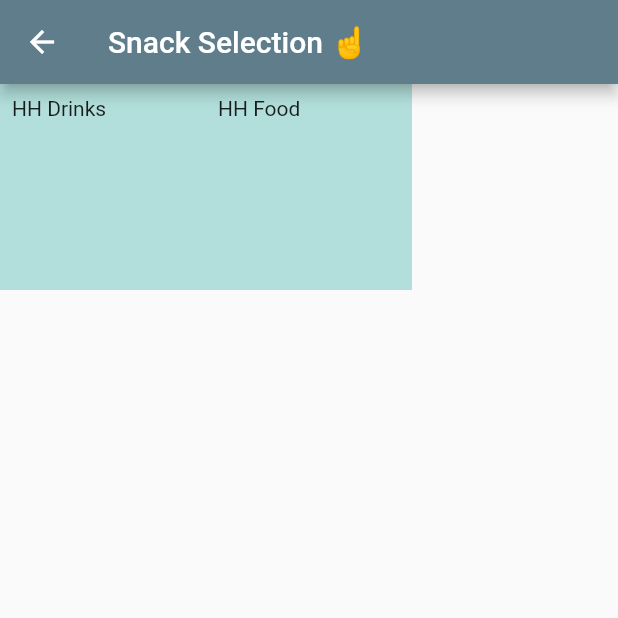
After one commit to Pierre81385/app_playground, a Flutter app: the Menu screen opened directly, on a phone screen of 412 x 824 dp, the top half of it. The commit adds this screen. Run offline on Flutter 3.47's test engine with Material 2 defaults, Android fonts, the phone set to English and light mode, and no system bars; our stand-ins replace cloud_firestore, firebase_auth, firebase_core; accounts and stored records are empty.

Commit message:
updated menu creation with classes to dynamically build menus

```diff
--- a/lib/main.dart
+++ b/lib/main.dart
@@ -1,9 +1,7 @@
-import 'package:app_playground/login.dart';
 import 'package:flutter/material.dart';
 import 'package:firebase_core/firebase_core.dart';
 import 'firebase_options.dart';
-import 'package:firebase_auth/firebase_auth.dart';
-import 'login.dart';
+import './user/login.dart';
 
 void main() async {
   WidgetsFlutterBinding.ensureInitialized();
--- /dev/null
+++ b/lib/menus/subMenus.dart
@@ -0,0 +1,93 @@
+import 'package:app_playground/menus/menuContent.dart';
+import 'package:flutter/material.dart';
+import 'menuContent.dart';
+
+class menuItem {
+  final String title;
+
+  menuItem(this.title);
+}
+
+class Menu extends StatefulWidget {
+  final String menuSelected;
+  const Menu({required this.menuSelected});
+  @override
+  State<Menu> createState() => _Menu();
+}
+
+class _Menu extends State<Menu> {
+  late List _menu;
+
+  final List<menuItem> _foodMenuItems = [
+    menuItem('Specials'),
+    menuItem('Raw Bar Apps'),
+    menuItem('Nigiri | Sashimi | Handrolls'),
+    menuItem('Rolls'),
+    menuItem('Cold Plates'),
+    menuItem('Hot Plates'),
+    menuItem('Yakitori'),
+    menuItem('Desserts')
+  ];
+
+  final List<menuItem> _drinkMenuItems = [
+    menuItem('Cocktails'),
+    menuItem('Specials'),
+    menuItem('Draft'),
+    menuItem('Bottled and Canned Beer'),
+    menuItem('Red Wine'),
+    menuItem('White Wine'),
+    menuItem('Sake'),
+    menuItem('N/A')
+  ];
+
+  final List<menuItem> _happyHourMenuItems = [
+    menuItem('HH Drinks'),
+    menuItem('HH Food')
+  ];
+
+  @override
+  void initState() {
+    if (widget.menuSelected == 'Happy Hour') {
+      _menu = _happyHourMenuItems;
+    } else if (widget.menuSelected == 'Drink Menu') {
+      _menu = _drinkMenuItems;
+    } else if (widget.menuSelected == 'Food Menu') {
+      _menu = _foodMenuItems;
+    }
+    super.initState();
+  }
+
+  @override
+  Widget build(BuildContext context) {
+    return Scaffold(
+      appBar: AppBar(
+        title: Text('Snack Selection ☝️'),
+      ),
+      body: GridView.builder(
+        gridDelegate: SliverGridDelegateWithFixedCrossAxisCount(
+          crossAxisSpacing: 0,
+          mainAxisSpacing: 0,
+          crossAxisCount: 3,
+        ),
+        itemCount: _menu.length,
+        itemBuilder: (context, index) {
+          // Item rendering
+          return GestureDetector(
+            onTap: () {
+              Navigator.push(
+                context,
+                MaterialPageRoute(
+                    builder: (context) =>
+                        MenuContent(content: _menu[index].title)),
+              );
+            },
+            child: Container(
+                padding: const EdgeInsets.all(8),
+                child: Text(_menu[index].title),
+                color: Colors.teal[100]),
+          );
+        },
+      ),
+    );
+  }
+}
--- a/lib/profile.dart
+++ b/lib/user/profile.dart
@@ -1,7 +1,7 @@
-import 'package:app_playground/login.dart';
+import 'login.dart';
 import 'package:firebase_auth/firebase_auth.dart';
 import 'package:flutter/material.dart';
-import 'FirebaseAuth.dart';
+import '../FirebaseAuth.dart';
 
 class ProfilePage extends StatefulWidget {
   final User user;
--- a/lib/signup.dart
+++ b/lib/user/signup.dart
@@ -1,8 +1,8 @@
-import 'package:app_playground/login.dart';
+import 'login.dart';
 import 'package:flutter/material.dart';
-import 'validator.dart';
+import '../validator.dart';
 import 'package:firebase_auth/firebase_auth.dart';
-import 'FirebaseAuth.dart';
+import '../FirebaseAuth.dart';
 
 class StatefulSignupWidget extends StatefulWidget {
   const StatefulSignupWidget({Key? key}) : super(key: key);
```
Also changed, not shown: lib/food.dart (deleted, +0 -48 lines), lib/happyhour.dart (deleted, +0 -48 lines), lib/menus/mainMenu.dart (renamed from lib/menu.dart, +12 -7 lines), lib/menus/menuContent.dart (renamed from lib/drinks.dart, +32 -7 lines), lib/menus/menuItems.dart (renamed from lib/menuItems.dart, +11 -5 lines), lib/user/login.dart (renamed from lib/login.dart, +4 -4 lines).
